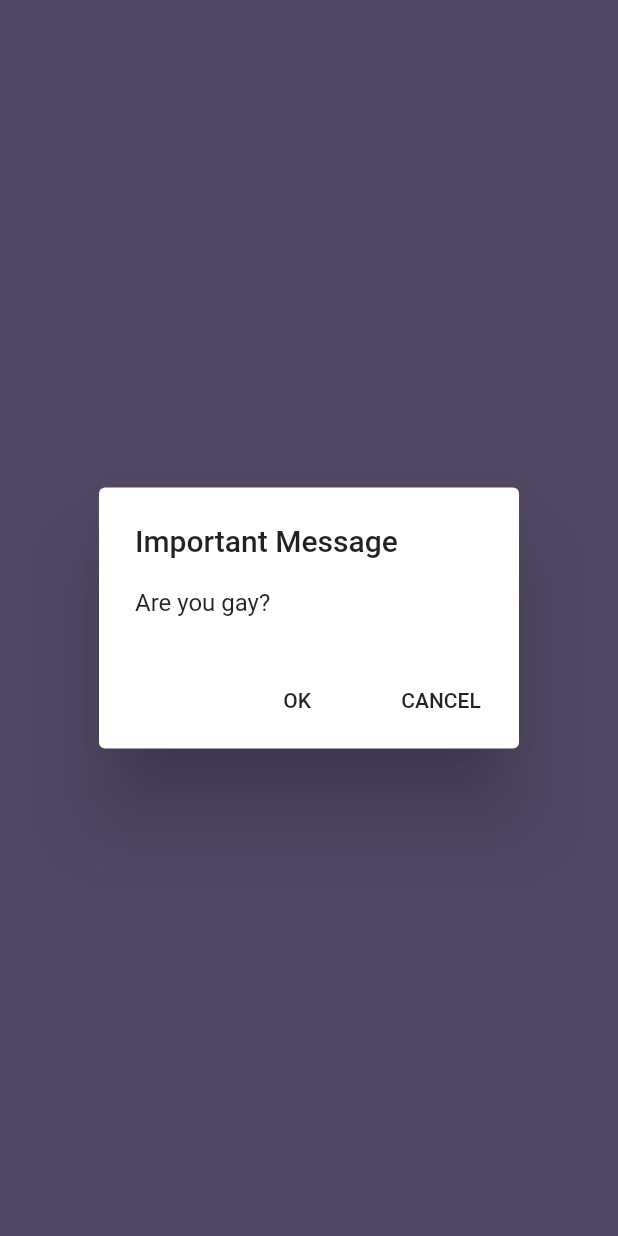
After one commit to DivyanshVish/Flutter_Basic_Widget_Revisions, a Flutter app: the screen it shows after launch, after a tap on "CLICK ME", on a phone screen of 412 x 824 dp. The commit adds this screen. Run offline on Flutter 3.47's test engine with Material 2 defaults, Android fonts, the phone set to English and light mode, and no system bars.

Commit message:
Initial commit

```diff
--- /dev/null
+++ b/lib/day_16_alert_dialog.dart
@@ -0,0 +1,92 @@
+import 'package:flutter/cupertino.dart';
+import 'package:flutter/material.dart';
+
+class Day_ALert_Dialog extends StatefulWidget {
+  const Day_ALert_Dialog({super.key});
+
+  @override
+  State<Day_ALert_Dialog> createState() => _Day_ALert_DialogState();
+}
+
+class _Day_ALert_DialogState extends State<Day_ALert_Dialog> {
+  void _showDialog() {
+    showDialog(
+        context: context,
+        builder: (BuildContext context) {
+          return AlertDialog(
+            title: const Text("Important Message"),
+            content: const Text("Are you gay?"),
+            actions: [
+              MaterialButton(
+                  onPressed: _okDiallog,
+                  child: const Text(
+                    "OK",
+                  )),
+              MaterialButton(
+                  onPressed: _cancelDialog,
+                  child: const Text(
+                    "CANCEL",
+                  )),
+            ],
+          );
+        });
+  }
+
+  void _okDiallog() {
+    showDialog(
+        context: context,
+        builder: (BuildContext context) {
+          return AlertDialog(
+            title: const Text("Congratulation"),
+            content: const Text("We will Support you."),
+            actions: [
+              MaterialButton(
+                  onPressed: Navigator.of(context).pop,
+                  child: const Text(
+                    "OK",
+                  )),
+            ],
+          );
+        });
+  }
+
+  void _cancelDialog() {
+    showDialog(
+        context: context,
+        builder: (BuildContext context) {
+          return AlertDialog(
+            title: const Text("Congratulation"),
+            content: const Text("We will Support you."),
+            actions: [
+              MaterialButton(
+                  onPressed: Navigator.of(context).pop,
+                  child: const Text(
+                    "OK",
+                  )),
+            ],
+          );
+        });
+  }
+
+  @override
+  Widget build(BuildContext context) {
+    return Scaffold(
+      backgroundColor: Colors.deepPurple[200],
+      body: Center(
+        child: MaterialButton(
+          color: Colors.deepPurple[400],
+          onPressed: _showDialog,
+          child: const Padding(
+            padding: EdgeInsets.all(8.0),
+            child: Text(
+              "CLICK ME",
+              style: TextStyle(
+                fontSize: 30,
+              ),
+            ),
+          ),
+        ),
+      ),
+    );
+  }
+}
--- a/lib/main.dart
+++ b/lib/main.dart
@@ -1,5 +1,6 @@
 import 'package:flutter/material.dart';
-import 'package:thirty_days_challeng/day_13_tab_bar.dart';
+
+import 'day_16_alert_dialog.dart';
 
 void main() {
   runApp(const MyApp());
@@ -11,12 +12,12 @@ class MyApp extends StatelessWidget {
   // This widget is the root of your application.
   @override
   Widget build(BuildContext context) {
-    return MaterialApp(
+    return const MaterialApp(
       /* --------------- Theme Function will change entire Application Theme --------------- */
       /* --------------------------- theme: ThemeData(), -------------------------- */
-      theme: ThemeData(primarySwatch: Colors.deepPurple),
+
       debugShowCheckedModeBanner: false,
-      home: const Day_Tab_Bar(),
+      home: Day_ALert_Dialog(),
     );
   }
 }
```
Also changed, not shown: lib/day_14_animated_container.dart (added, +61 -0 lines), lib/day_15_media_query.dart (added, +26 -0 lines).
